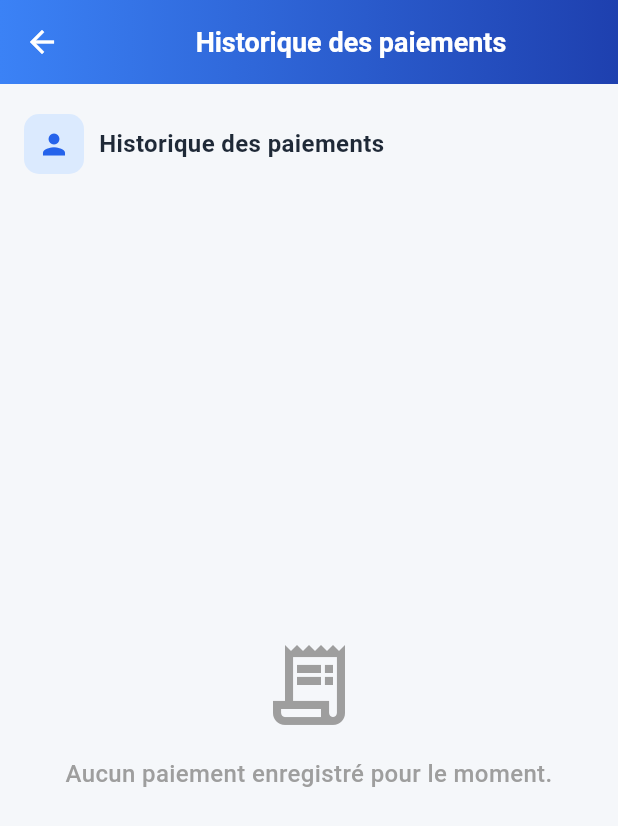
After one commit to jnthnkabongo/Loyer, a Flutter app: the ImpaiementsPage screen opened directly, on a phone screen of 412 x 824 dp. The commit adds this screen. Shown: the top 826 px of the screen. Run offline on Flutter 3.47's test engine with Material 3 defaults, Android fonts, the phone set to English and light mode, and no system bars; our stand-ins replace shared_preferences; missing offline and left inert: dart:ffi; accounts and stored records are empty; network calls fail.

Commit message:
Modification_liste_locataire_paiements

```diff
--- /dev/null
+++ b/lib/pages/impaiement_page.dart
@@ -0,0 +1,291 @@
+import 'package:flutter/material.dart';
+import 'package:gestion_loyer/services/api_service.dart';
+
+class ImpaiementsPage extends StatefulWidget {
+  const ImpaiementsPage({super.key, this.locataireId, this.locataireNom});
+
+  final int? locataireId;
+  final String? locataireNom;
+  //final String? title;
+
+  static List<Map<String, dynamic>> filterPaymentsByLocataireId(
+    List<dynamic> paiements,
+    int locataireId,
+  ) {
+    final filtered = paiements.where((paiement) {
+      final locataire = paiement['contrat']?['locataire'];
+      final id = locataire is Map ? locataire['id'] : null;
+      return id == locataireId;
+    }).toList();
+
+    filtered.sort((a, b) {
+      final aDate =
+          DateTime.tryParse(a['mois_concerne']?.toString() ?? '') ??
+          DateTime(1970);
+      final bDate =
+          DateTime.tryParse(b['mois_concerne']?.toString() ?? '') ??
+          DateTime(1970);
+      return bDate.compareTo(aDate);
+    });
+
+    return filtered.cast<Map<String, dynamic>>();
+  }
+
+  @override
+  State<ImpaiementsPage> createState() => _ImpaiementsPagePageState();
+}
+
+class _ImpaiementsPagePageState extends State<ImpaiementsPage> {
+  bool _isLoading = false;
+  List<dynamic> _paiements = [];
+
+  @override
+  void initState() {
+    super.initState();
+    _loadPaiements();
+  }
+
+  @override
+  void didUpdateWidget(covariant ImpaiementsPage oldWidget) {
+    super.didUpdateWidget(oldWidget);
+    if (oldWidget.locataireId != widget.locataireId) {
+      _loadPaiements();
+    }
+  }
+
+  Future<void> _loadPaiements() async {
+    if (!mounted) return;
+
+    setState(() {
+      _isLoading = true;
+    });
+
+    try {
+      final data = await ApiService.getPaiements();
+      final paiements = data['liste_paiements'] as List<dynamic>? ?? [];
+
+      final filtered = widget.locataireId == null
+          ? paiements
+          : ImpaiementsPage.filterPaymentsByLocataireId(
+              paiements,
+              widget.locataireId!,
+            );
+
+      if (!mounted) return;
+      setState(() {
+        _paiements = filtered;
+      });
+    } catch (e) {
+      if (!mounted) return;
+      setState(() {
+        _paiements = [];
+      });
+      debugPrint('Erreur lors du chargement des paiements: $e');
+    } finally {
+      if (!mounted) return;
+      setState(() {
+        _isLoading = false;
+      });
+    }
+  }
+
+  String _formatMonth(String? value) {
+    if (value == null || value.isEmpty) {
+      return 'Mois inconnu';
+    }
+
+    final date = DateTime.tryParse(value);
+    if (date == null) {
+      return value;
+    }
+
+    final months = [
+      'janvier',
+      'février',
+      'mars',
+      'avril',
+      'mai',
+      'juin',
+      'juillet',
+      'août',
+      'septembre',
+      'octobre',
+      'novembre',
+      'décembre',
+    ];
+
+    return '${months[date.month - 1]} ${date.year}';
+  }
+
+  String _formatDate(String? value) {
+    if (value == null || value.isEmpty) return 'Date inconnue';
+    final date = DateTime.tryParse(value);
+    if (date == null) return value;
+    return '${date.day.toString().padLeft(2, '0')}/${date.month.toString().padLeft(2, '0')}/${date.year}';
+  }
+
+  @override
+  Widget build(BuildContext context) {
+    return Scaffold(
+      backgroundColor: const Color(0xFFF5F7FA),
+
+      appBar: AppBar(
+        // backgroundColor: const Color(0xFF3B82F6),
+        foregroundColor: Colors.white,
+        title: const Center(
+          child: Text(
+            'Historique des paiements',
+            style: TextStyle(fontSize: 18, fontWeight: FontWeight.w600),
+          ),
+        ),
+        backgroundColor: Colors.transparent,
+        elevation: 0,
+        flexibleSpace: Container(
+          decoration: const BoxDecoration(
+            gradient: LinearGradient(
+              colors: [Color(0xFF3B82F6), Color(0xFF1E40AF)],
+              begin: Alignment.centerLeft,
+              end: Alignment.centerRight,
+            ),
+          ),
+        ),
+      ),
+
+      body: _isLoading
+          ? const Center(child: CircularProgressIndicator())
+          : Column(
+              crossAxisAlignment: CrossAxisAlignment.start,
+              children: [
+                // Nom du locataire
+                Padding(
+                  padding: const EdgeInsets.fromLTRB(16, 20, 16, 12),
+                  child: Row(
+                    children: [
+                      Container(
+                        width: 40,
+                        height: 40,
+                        decoration: BoxDecoration(
+                          color: const Color(0xFFDBEAFE),
+                          borderRadius: BorderRadius.circular(10),
+                        ),
+                        child: const Icon(
+                          Icons.person,
+                          color: Color(0xFF2563EB),
+                          size: 22,
+                        ),
+                      ),
+
+                      const SizedBox(width: 10),
+
+                      Expanded(
+                        child: Text(
+                          widget.locataireId != null
+                              ? 'Paiements de ${widget.locataireNom ?? 'locataire #${widget.locataireId}'}'
+                              : 'Historique des paiements',
+                          style: const TextStyle(
+                            fontSize: 16,
+                            fontWeight: FontWeight.w700,
+                            color: Color(0xFF1F2937),
+                          ),
+                          overflow: TextOverflow.ellipsis,
+                        ),
+                      ),
+                    ],
+                  ),
+                ),
+
+                // Liste des paiements
+                Expanded(
+                  child: _paiements.isEmpty
+                      ? Center(
+                          child: Column(
+                            mainAxisAlignment: MainAxisAlignment.center,
+                            children: [
+                              const Icon(
+                                Icons.receipt_long_outlined,
+                                size: 64,
+                                color: Colors.grey,
+                              ),
+
+                              const SizedBox(height: 16),
+
+                              Text(
+                                widget.locataireId != null
+                                    ? 'Aucun paiement trouvé pour ce locataire.'
+                                    : 'Aucun paiement enregistré pour le moment.',
+                                style: const TextStyle(
+                                  fontSize: 16,
+                                  fontWeight: FontWeight.w500,
+                                  color: Colors.grey,
+                                ),
+                                textAlign: TextAlign.center,
+                              ),
+                            ],
+                          ),
+                        )
+                      : ListView.builder(
+                          padding: const EdgeInsets.fromLTRB(16, 4, 16, 16),
+                          itemCount: _paiements.length,
+                          itemBuilder: (context, index) {
+                            final paiement = _paiements[index];
+
+                            final mois =
+                                paiement['mois_concerne'] ?? 'Mois inconnu';
+
+                            final montant = paiement['montant'] ?? 0;
+
+                            final datePaiement = paiement['date_paiement'];
+
+                            return Card(
+                              margin: const EdgeInsets.only(bottom: 12),
+                              elevation: 1,
+                              shape: RoundedRectangleBorder(
+                                borderRadius: BorderRadius.circular(14),
+                              ),
+                              child: ListTile(
+                                contentPadding: const EdgeInsets.symmetric(
+                                  horizontal: 16,
+                                  vertical: 8,
+                                ),
+
+                                leading: Container(
+                                  width: 46,
+                                  height: 46,
+                                  decoration: BoxDecoration(
+                                    color: const Color(0xFFDBEAFE),
+                                    borderRadius: BorderRadius.circular(12),
+                                  ),
+                                  child: const Icon(
+                                    Icons.calendar_month,
+                                    color: Color(0xFF2563EB),
+                                  ),
+                                ),
+
+                                title: Text(
+                                  _formatMonth(mois.toString()),
+                                  style: const TextStyle(
+                                    fontWeight: FontWeight.w700,
+                                  ),
+                                ),
+
+                                subtitle: Text(
+                                  'Payé le ${_formatDate(datePaiement?.toString())}',
+                                ),
+
+                                trailing: Text(
+                                  '${montant.toString()} \$',
+                                  style: const TextStyle(
+                                    color: Color(0xFF16A34A),
+                                    fontWeight: FontWeight.w700,
+                                  ),
+                                ),
+                              ),
+                            );
+                          },
+                        ),
+                ),
+              ],
+            ),
+    );
+  }
+}
```
Also changed, not shown: lib/pages/locataires_page.dart (+36 -1 lines), lib/pages/notifications_page.dart (added, +18 -0 lines), lib/services/api_service.dart (+14 -14 lines), 1 other file.
